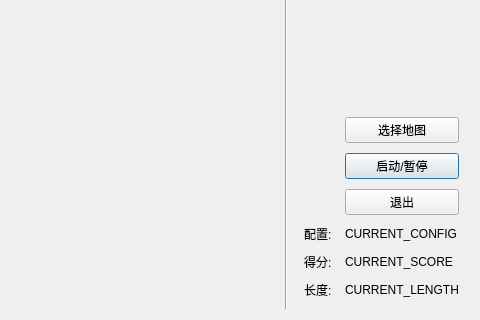
Before: the Qt Designer form replaypage.ui in UbeCc/SnakeFoP, drawn with Qt 5; both pictures show x 131 to 611 and y 177 to 497 of the 611 by 497 pixel window.
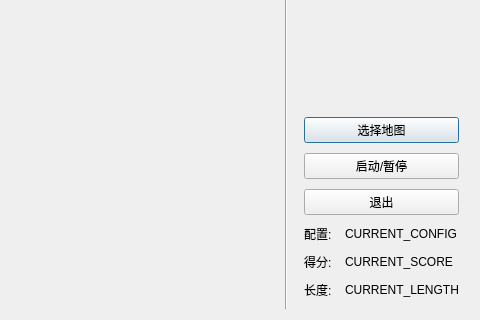
After: the same form once the commit is applied.

Commit message: Center replay page btns

```diff
--- a/replaypage.ui
+++ b/replaypage.ui
@@ -91,13 +91,6 @@
        </property>
       </widget>
      </item>
-     <item row="2" column="1">
-      <widget class="QPushButton" name="playButton">
-       <property name="text">
-        <string>启动/暂停</string>
-       </property>
-      </widget>
-     </item>
      <item row="6" column="0">
       <widget class="QLabel" name="ScoreHintLabel">
        <property name="sizePolicy">
@@ -111,13 +104,6 @@
        </property>
       </widget>
      </item>
-     <item row="3" column="1">
-      <widget class="QPushButton" name="exitButton">
-       <property name="text">
-        <string>退出</string>
-       </property>
-      </widget>
-     </item>
      <item row="6" column="1">
       <widget class="QLabel" name="ScoreLabel">
        <property name="sizePolicy">
@@ -131,13 +117,6 @@
        </property>
       </widget>
      </item>
-     <item row="1" column="1">
-      <widget class="QPushButton" name="recordButton">
-       <property name="text">
-        <string>选择地图</string>
-       </property>
-      </widget>
-     </item>
      <item row="7" column="1">
       <widget class="QLabel" name="LengthLabel">
        <property name="sizePolicy">
@@ -167,6 +146,27 @@
        </property>
       </spacer>
      </item>
+     <item row="1" column="0" colspan="2">
+      <widget class="QPushButton" name="recordButton">
+       <property name="text">
+        <string>选择地图</string>
+       </property>
+      </widget>
+     </item>
+     <item row="2" column="0" colspan="2">
+      <widget class="QPushButton" name="playButton">
+       <property name="text">
+        <string>启动/暂停</string>
+       </property>
+      </widget>
+     </item>
+     <item row="3" column="0" colspan="2">
+      <widget class="QPushButton" name="exitButton">
+       <property name="text">
+        <string>退出</string>
+       </property>
+      </widget>
+     </item>
     </layout>
    </item>
   </layout>
```
The commit also changes 1 other file.
